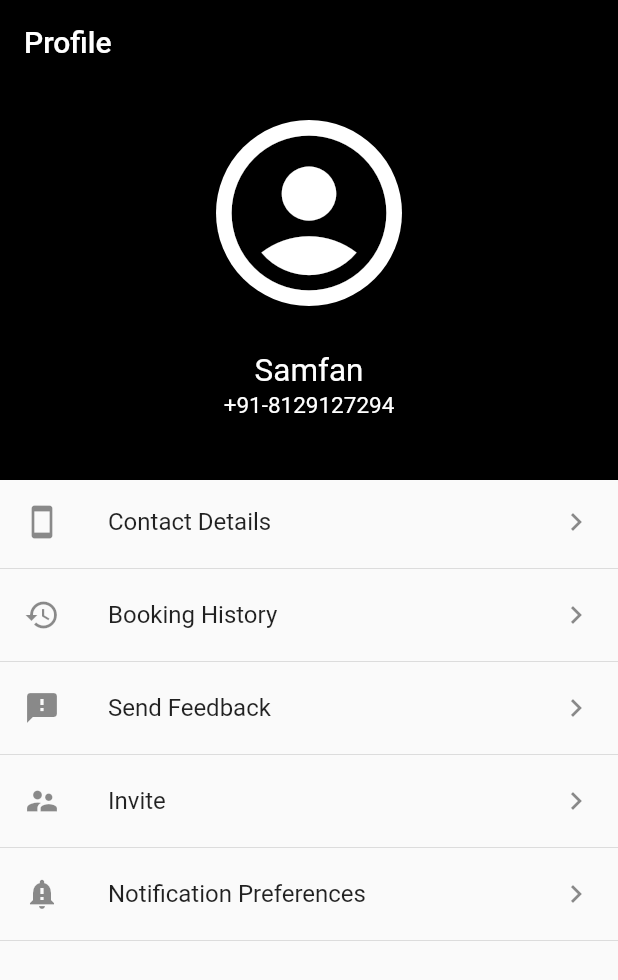
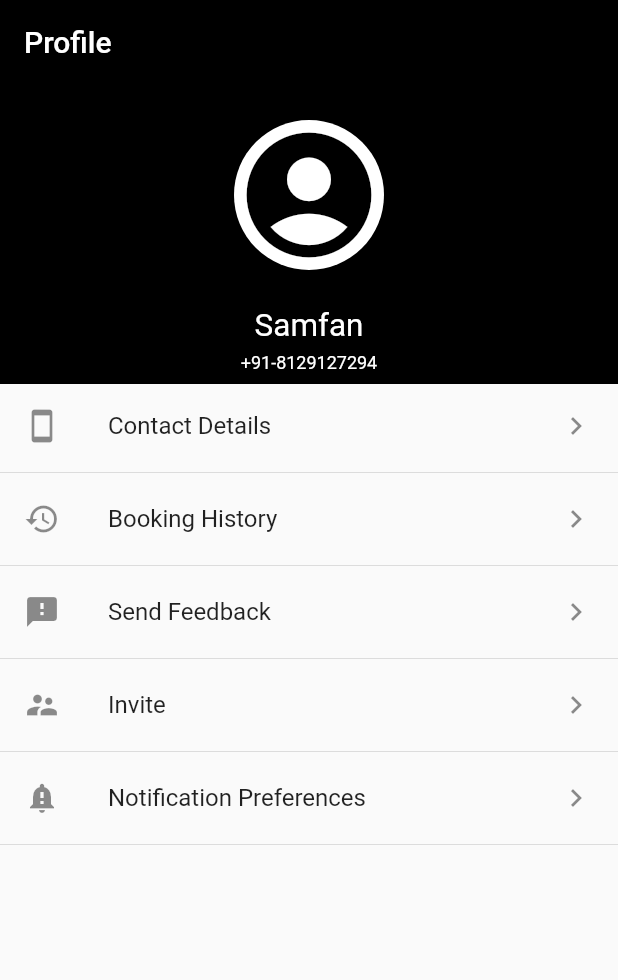
Before and after one commit to plokmij/verbose-spoon, a Flutter app: the screen it shows after launch, on a phone screen of 412 x 824 dp. Shown: the top 980 px of the screen. Run offline on Flutter 3.47's test engine with Material 2 defaults, Android fonts, the phone set to English and light mode, and no system bars.

Commit message:
Minor UI imporovements

```diff
--- a/lib/main.dart
+++ b/lib/main.dart
@@ -5,22 +5,24 @@ void main() {
   runApp(App());
 }
 
-
 class App extends StatelessWidget {
   Widget build(BuildContext context) {
     return MaterialApp(
       home: Scaffold(
-        body:NestedScrollView(
-          headerSliverBuilder: (BuildContext context, bool innerBoxIsScrolled){
+        body: NestedScrollView(
+          headerSliverBuilder: (BuildContext context, bool innerBoxIsScrolled) {
             return <Widget>[
               SliverAppBar(
                 backgroundColor: Colors.black,
                 title: Text("Profile"),
-                expandedHeight: 320.0,
+                expandedHeight: 256.0,
                 pinned: true,
                 flexibleSpace: FlexibleSpaceBar(
                   centerTitle: true,
-                  background: ProfileCard(fullName: 'Samfan',phoneNo: '+91-8129127294',),
+                  background: ProfileCard(
+                    fullName: 'Samfan',
+                    phoneNo: '+91-8129127294',
+                  ),
                 ),
 
                 /*flexibleSpace: FlexibleSpaceBar(
@@ -63,11 +65,10 @@ class ProfileCard extends StatelessWidget {
 
   Widget card(BuildContext context) {
     return Container(
-      margin: EdgeInsets.only(top:80.0),
+      margin: EdgeInsets.only(top: 80.0),
       child: Stack(
         children: <Widget>[
           colorBox(Colors.black),
-          SizedBox(height:10.0),
           profilePic(context),
           nameNnumber(),
         ],
@@ -77,14 +78,14 @@ class ProfileCard extends StatelessWidget {
 
   Widget colorBox(Color color) {
     return Container(
-      height: 248.0,
+      height: 200.0,
       decoration: BoxDecoration(
           color: Colors.black,
           shape: BoxShape.rectangle,
           boxShadow: <BoxShadow>[
             BoxShadow(
               blurRadius: 2.0,
-              offset: Offset(0.0, 10.0),
+              offset: Offset(0.0, 1.0),
             )
           ]),
     );
@@ -96,7 +97,7 @@ class ProfileCard extends StatelessWidget {
       alignment: Alignment.center,
       child: Icon(
         Icons.account_circle,
-        size: 124.0,
+        size: 100.0,
         color: Colors.black,
       ),
       decoration: BoxDecoration(
@@ -122,20 +123,20 @@ class ProfileCard extends StatelessWidget {
       textAlign: TextAlign.center,
       style: TextStyle(
         color: Colors.white,
-        fontSize: 15.0,
+        fontSize: 12.0,
         fontWeight: FontWeight.w400,
       ),
     );
     return Container(
       alignment: Alignment.center,
       margin: EdgeInsets.only(
-        top: 155.0,
+        top: 125.0,
       ),
       child: Column(
         children: <Widget>[
           name,
           SizedBox(
-            height: 1.0,
+            height: 5.0,
           ),
           number
         ],
@@ -152,8 +153,8 @@ class OptionList extends StatelessWidget {
         buildTile(context, "Booking History", Icons.history),
         buildTile(context, "Send Feedback", Icons.feedback),
         buildTile(context, "Invite", Icons.supervisor_account),
-        buildTile(context, "Notification Preferences", Icons.notification_important),
-
+        buildTile(
+            context, "Notification Preferences", Icons.notification_important),
       ],
     );
   }
```
